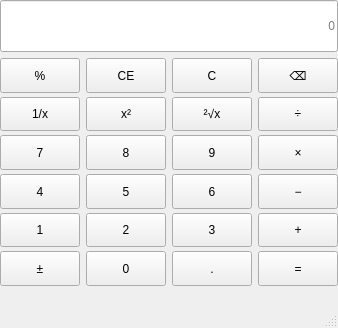
Old version of the form lab1/untitled/mainwindow.ui in the repository withwind-luo/Qtcourese.
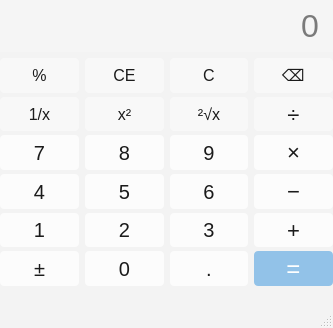
New version of the form.

Commit message:
lab1: 使用样式表改善界面效果
- 按 Windows 计算器配色设置窗口、显示屏和按钮样式
- 为按钮添加悬停、按下状态
- 使用 Segoe UI 字体并调整各按键字号
- 按钮添加 4px 圆角

本次提交使用样式表改善了界面效果。

The edit to the form file:
```diff
--- a/lab1/untitled/mainwindow.ui
+++ b/lab1/untitled/mainwindow.ui
@@ -13,6 +13,114 @@
   <property name="windowTitle">
    <string>MainWindow</string>
   </property>
+  <property name="styleSheet">
+   <string notr="true">/* 窗口背景 */
+QMainWindow, QWidget#centralwidget {
+    background-color: #F3F3F3;
+}
+
+QMenuBar {
+    background-color: #F3F3F3;
+    border: none;
+}
+QMenuBar::item {
+    background: transparent;
+}
+QMenuBar::item:selected {
+    background-color: #E5E5E5;
+}
+
+QStatusBar {
+    background-color: #F3F3F3;
+    color: #666666;
+    border: none;
+}
+
+/* 显示屏 */
+QLineEdit#display {
+    background-color: #F5F5F5;
+    border: none;
+    color: #000000;
+    font-family: "Segoe UI";
+    font-size: 32px;
+    font-weight: 300;
+    padding: 0px 12px;
+    placeholder-text-color: #000000;
+    selection-background-color: #CCE4F7;
+    selection-color: #000000;
+}
+
+/* 按钮通用样式 */
+QPushButton {
+    background-color: #FCFCFC;
+    border: none;
+    border-radius: 4px;
+    color: #1B1B1B;
+    font-family: "Segoe UI";
+    font-size: 20px;
+    padding: 0px;
+}
+QPushButton:hover {
+    background-color: #F2F2F2;
+}
+QPushButton:pressed {
+    background-color: #E8E8E8;
+}
+
+/* 顶部功能键：略深一点的底色 */
+QPushButton#btnPercentage,
+QPushButton#btnClear,
+QPushButton#btnClearAll,
+QPushButton#btnDel,
+QPushButton#btnInverse,
+QPushButton#btnSquare,
+QPushButton#btnSqrt,
+QPushButton#btnDivide {
+    background-color: #F8F8F8;
+    font-size: 16px;
+}
+QPushButton#btnPercentage:hover,
+QPushButton#btnClear:hover,
+QPushButton#btnClearAll:hover,
+QPushButton#btnDel:hover,
+QPushButton#btnInverse:hover,
+QPushButton#btnSquare:hover,
+QPushButton#btnSqrt:hover,
+QPushButton#btnDivide:hover {
+    background-color: #EFEFEF;
+}
+QPushButton#btnPercentage:pressed,
+QPushButton#btnClear:pressed,
+QPushButton#btnClearAll:pressed,
+QPushButton#btnDel:pressed,
+QPushButton#btnInverse:pressed,
+QPushButton#btnSquare:pressed,
+QPushButton#btnSqrt:pressed,
+QPushButton#btnDivide:pressed {
+    background-color: #E5E5E5;
+}
+
+/* 四则运算符 */
+QPushButton#btnPlus,
+QPushButton#btnMinus,
+QPushButton#btnMultiple,
+QPushButton#btnDivide {
+    font-size: 22px;
+}
+
+/* 等号键 */
+QPushButton#btnEqual {
+    background-color: #92C2E8;
+    color: #FFFFFF;
+    font-size: 24px;
+}
+QPushButton#btnEqual:hover {
+    background-color: #84B9E4;
+}
+QPushButton#btnEqual:pressed {
+    background-color: #74AEDA;
+}</string>
+  </property>
   <widget class="QWidget" name="centralwidget">
    <property name="enabled">
     <bool>true</bool>
```
